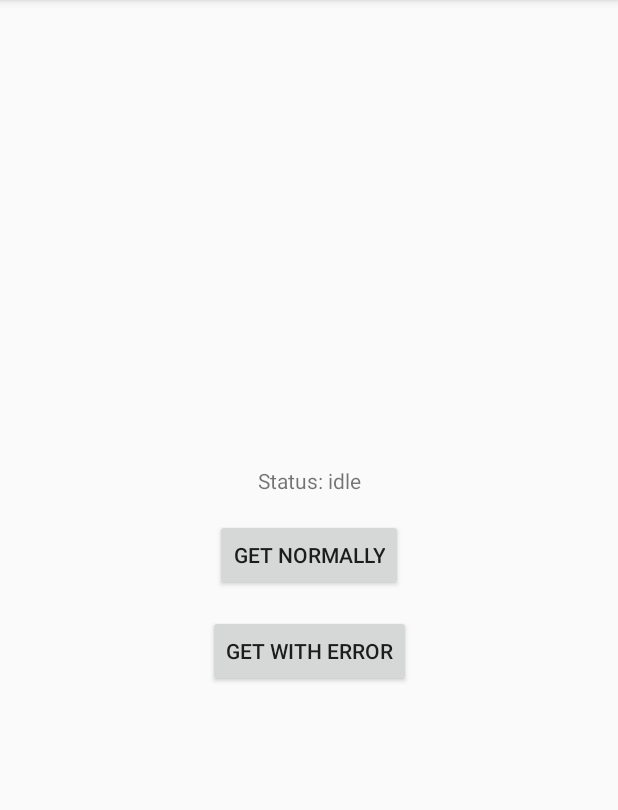
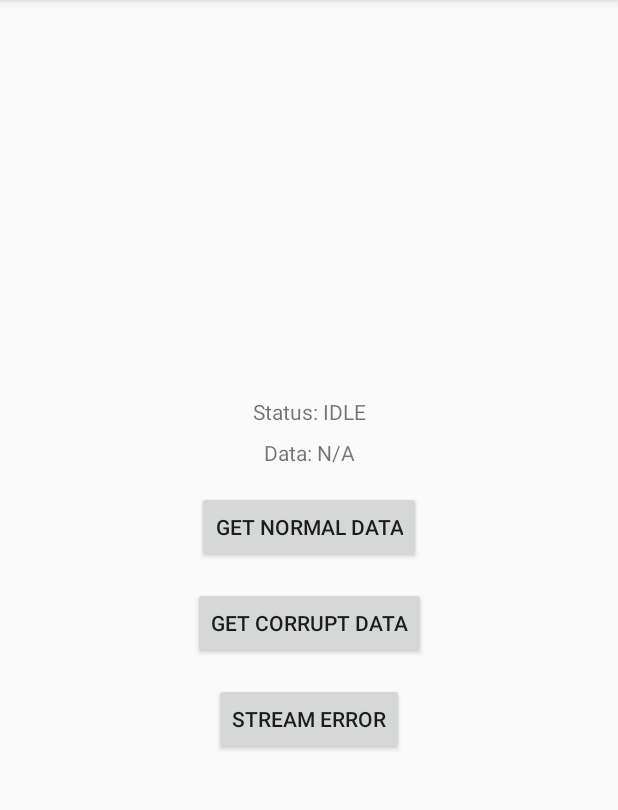
Before and after one commit to Postmodernist/TestObservability, an Android app: the screen it shows after launch (MainActivity), on a phone screen of 412 x 824 dp, the part 84-894 px from its top. Run offline under Robolectric (Android 15) with nearby library versions, the phone set to English and light mode, and no system bars; our stand-ins replace RxJava.

Commit message:
Removed ViewModel state

```diff
--- a/app/src/main/java/com/alexbaryzhikov/testobservability/ui/MainActivity.java
+++ b/app/src/main/java/com/alexbaryzhikov/testobservability/ui/MainActivity.java
@@ -8,13 +8,10 @@ import android.widget.Button;
 import android.widget.TextView;
 
 import com.alexbaryzhikov.testobservability.R;
+import com.alexbaryzhikov.testobservability.data.MyModel;
 import com.alexbaryzhikov.testobservability.di.Injection;
 
-import java.util.concurrent.CancellationException;
-
-import io.reactivex.SingleObserver;
 import io.reactivex.disposables.CompositeDisposable;
-import io.reactivex.disposables.Disposable;
 
 public class MainActivity extends AppCompatActivity {
 
@@ -24,6 +21,7 @@ public class MainActivity extends AppCompatActivity {
   private MyViewModel viewModel;
 
   private TextView statusView;
+  private TextView dataView;
 
   @Override
   protected void onCreate(Bundle savedInstanceState) {
@@ -31,7 +29,9 @@ public class MainActivity extends AppCompatActivity {
     setContentView(R.layout.activity_main);
 
     statusView = findViewById(R.id.status);
-    Button getButton = findViewById(R.id.get_normal);
+    dataView = findViewById(R.id.data);
+    Button getNormalButton = findViewById(R.id.get_normal);
+    Button getCorruptButton = findViewById(R.id.get_corrupt);
     Button getErrorButton = findViewById(R.id.get_error);
 
     // Get view model
@@ -39,14 +39,9 @@ public class MainActivity extends AppCompatActivity {
     viewModel = ViewModelProviders.of(this, viewModelFactory).get(MyViewModel.class);
 
     // Setup buttons
-    getButton.setOnClickListener(v -> subscribeTo("Hello world!"));
+    getNormalButton.setOnClickListener(v -> subscribeTo("Hello world!"));
+    getCorruptButton.setOnClickListener(v -> subscribeTo("Rogue bytes"));
     getErrorButton.setOnClickListener(v -> subscribeTo("Erroneous"));
-  }
-
-  @Override
-  protected void onStart() {
-    super.onStart();
-    render(getString(R.string.status_idle));
   }
 
   @Override
@@ -56,32 +51,21 @@ public class MainActivity extends AppCompatActivity {
   }
 
   private void subscribeTo(String modelId) {
-    viewModel.getMyModelData(modelId)
-        .subscribe(new SingleObserver<String>() {
-          @Override
-          public void onSubscribe(Disposable d) {
-            disposables.add(d);
-            render(getString(R.string.status_loading));
-          }
-
-          @Override
-          public void onSuccess(String s) {
-            render(getString(R.string.result_success, s));
-          }
-
-          @Override
-          public void onError(Throwable e) {
-            if (e instanceof CancellationException) {
-              Log.d(TAG, "onError: Loading aborted");
-            } else {
-              render(getString(R.string.result_error));
-              Log.e(TAG, "onError: Unable to get data", e);
-            }
-          }
-        });
+    disposables.add(viewModel.requestData(modelId)
+        .subscribe(MainActivity.this::render, this::error));
   }
 
-  private void render(String msg) {
-    statusView.setText(msg);
+  private void render(Resource<MyModel> resource) {
+    String status = getString(R.string.status, resource.getStatus().name());
+    String data = getString(R.string.data,
+        resource.getData() != null ? resource.getData().getId() : "N/A");
+
+    statusView.setText(status);
+    dataView.setText(data);
+  }
+
+  private void error(Throwable throwable) {
+    Log.e(TAG, "error: Stream malfunction", throwable);
+    this.finishAffinity();
   }
 }
--- a/app/src/main/res/layout/activity_main.xml
+++ b/app/src/main/res/layout/activity_main.xml
@@ -10,33 +10,55 @@
         android:id="@+id/status"
         android:layout_width="wrap_content"
         android:layout_height="wrap_content"
+        android:text="@string/status_idle"
+        app:layout_constraintBottom_toTopOf="@id/data"
+        app:layout_constraintLeft_toLeftOf="parent"
+        app:layout_constraintRight_toRightOf="parent"
+        app:layout_constraintTop_toTopOf="parent"
+        app:layout_constraintVertical_chainStyle="packed" />
+
+    <TextView
+        android:id="@+id/data"
+        android:layout_width="wrap_content"
+        android:layout_height="wrap_content"
+        android:layout_marginTop="8dp"
+        android:text="@string/data_na"
         app:layout_constraintBottom_toTopOf="@id/get_normal"
         app:layout_constraintLeft_toLeftOf="parent"
         app:layout_constraintRight_toRightOf="parent"
-        app:layout_constraintTop_toTopOf="parent"
-        app:layout_constraintVertical_chainStyle="packed"
-        tools:text="Status: Idle" />
+        app:layout_constraintTop_toBottomOf="@id/status" />
 
     <Button
         android:id="@+id/get_normal"
         android:layout_width="wrap_content"
         android:layout_height="wrap_content"
         android:layout_marginTop="16dp"
-        android:text="@string/get_button_text"
+        android:text="@string/get_normal_text"
+        app:layout_constraintBottom_toTopOf="@id/get_corrupt"
+        app:layout_constraintEnd_toEndOf="parent"
+        app:layout_constraintStart_toStartOf="parent"
+        app:layout_constraintTop_toBottomOf="@id/data" />
+
+    <Button
+        android:id="@+id/get_corrupt"
+        android:layout_width="wrap_content"
+        android:layout_height="wrap_content"
+        android:layout_marginTop="16dp"
+        android:text="@string/get_corrupt_text"
         app:layout_constraintBottom_toTopOf="@id/get_error"
         app:layout_constraintEnd_toEndOf="parent"
         app:layout_constraintStart_toStartOf="parent"
-        app:layout_constraintTop_toBottomOf="@id/status" />
+        app:layout_constraintTop_toBottomOf="@id/get_normal" />
 
     <Button
         android:id="@+id/get_error"
         android:layout_width="wrap_content"
         android:layout_height="wrap_content"
         android:layout_marginTop="16dp"
-        android:text="@string/get_error_button_text"
+        android:text="@string/get_error_text"
         app:layout_constraintBottom_toBottomOf="parent"
         app:layout_constraintEnd_toEndOf="parent"
         app:layout_constraintStart_toStartOf="parent"
-        app:layout_constraintTop_toBottomOf="@id/get_normal" />
+        app:layout_constraintTop_toBottomOf="@id/get_corrupt" />
 
 </android.support.constraint.ConstraintLayout>
--- a/app/src/main/res/values/strings.xml
+++ b/app/src/main/res/values/strings.xml
@@ -1,9 +1,10 @@
 <resources>
     <string name="app_name">TestObservability</string>
-    <string name="get_button_text">Get normally</string>
-    <string name="get_error_button_text">Get with error</string>
-    <string name="status_idle">Status: idle</string>
-    <string name="status_loading">Status: loading…</string>
-    <string name="result_success">Result: %s</string>
-    <string name="result_error">Result: There was an error!</string>
+    <string name="get_normal_text">Get normal data</string>
+    <string name="get_corrupt_text">Get corrupt data</string>
+    <string name="get_error_text">Stream error</string>
+    <string name="status">Status: %s</string>
+    <string name="data">Data: %s</string>
+    <string name="status_idle">Status: IDLE</string>
+    <string name="data_na">Data: N/A</string>
 </resources>
```
Also changed, not shown: app/src/main/java/com/alexbaryzhikov/testobservability/ui/MyViewModel.java (+7 -16 lines), app/src/main/java/com/alexbaryzhikov/testobservability/ui/Resource.java (added, +38 -0 lines).
